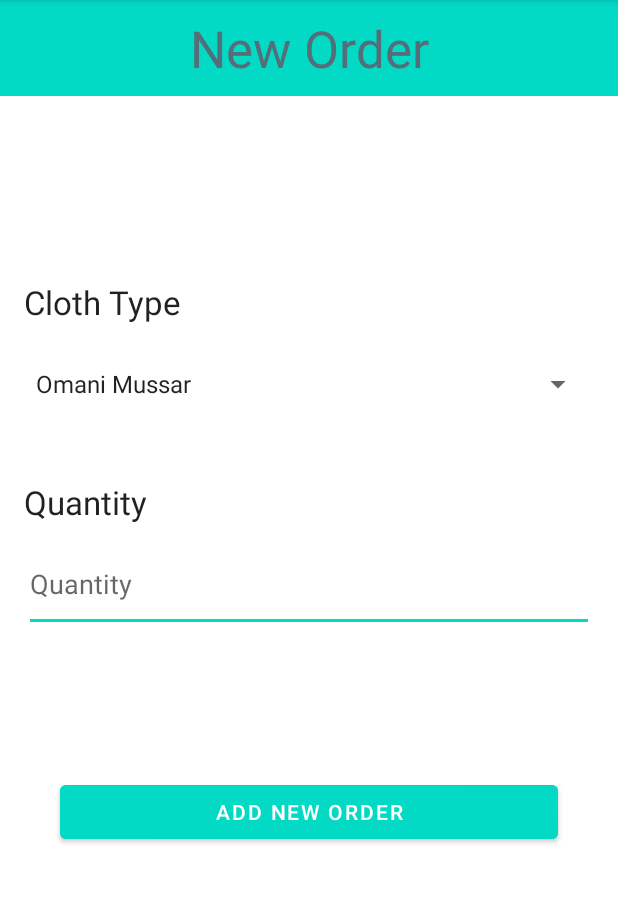
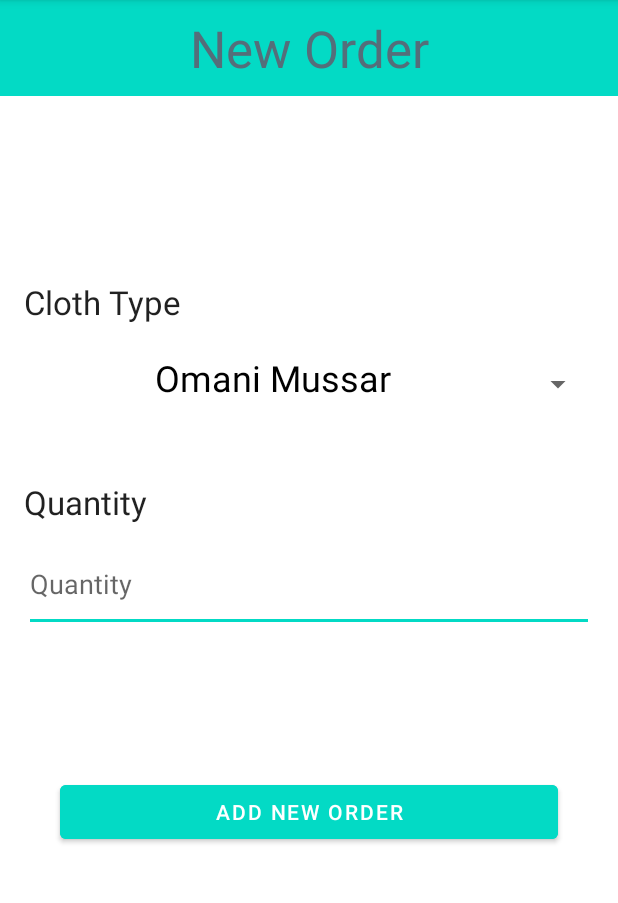
Before and after one commit to Ahmed9619/E-doobi, an Android app: the AddActivity screen opened directly, with no data from a screen before it, on a phone screen of 412 x 824 dp, the part 84-987 px from its top. Run offline under Robolectric (Android 15) with nearby library versions, the phone set to English and light mode, and no system bars; our stand-ins replace Firebase (no records; nobody signed in at launch, a user with empty details on screens opened directly).

Commit message:
# change spinner layout

```diff
--- a/app/src/main/java/com/ahmed/e_doobi/activities/AddActivity.java
+++ b/app/src/main/java/com/ahmed/e_doobi/activities/AddActivity.java
@@ -52,7 +52,7 @@ public class AddActivity extends AppCompatActivity {
 
 
         spClothType.setOnItemSelectedListener(onItemSelectedListener());
-        ArrayAdapter<String> adapter = new ArrayAdapter<>(this, android.R.layout.simple_spinner_item, mClothTypesArrayList);
+        ArrayAdapter<String> adapter = new ArrayAdapter<>(this, R.layout.list_item_spinner, mClothTypesArrayList);
         spClothType.setAdapter(adapter);
 
         Button btnAddNewOrder = findViewById(R.id.btnAddNewOrder);
@@ -127,7 +127,7 @@ public class AddActivity extends AppCompatActivity {
 
             } else {
                 // If sign in fails, display a message to the user.
-                Log.w(TAG_ORDER, "createUserWithEmail:failure", task.getException());
+                Log.w(TAG_ORDER, "Order Creation:failure", task.getException());
                 Toast.makeText(AddActivity.this, "Authentication failed.",
                         Toast.LENGTH_SHORT).show();
 
--- /dev/null
+++ b/app/src/main/res/layout/list_item_spinner.xml
@@ -0,0 +1,30 @@
+<?xml version="1.0" encoding="utf-8"?><!--
+/* //device/apps/common/assets/res/any/layout/simple_spinner_item.xml
+**
+** Copyright 2006, The Android Open Source Project
+**
+** Licensed under the Apache License, Version 2.0 (the "License");
+** you may not use this file except in compliance with the License.
+** You may obtain a copy of the License at
+**
+**     http://www.apache.org/licenses/LICENSE-2.0
+**
+** Unless required by applicable law or agreed to in writing, software
+** distributed under the License is distributed on an "AS IS" BASIS,
+** WITHOUT WARRANTIES OR CONDITIONS OF ANY KIND, either express or implied.
+** See the License for the specific language governing permissions and
+** limitations under the License.
+*/
+-->
+<TextView xmlns:android="http://schemas.android.com/apk/res/android"
+    android:id="@android:id/text1"
+    style="?android:attr/spinnerItemStyle"
+    android:layout_width="match_parent"
+    android:layout_height="wrap_content"
+    android:background="?android:attr/selectableItemBackground"
+    android:ellipsize="marquee"
+    android:paddingBottom="8dp"
+    android:singleLine="true"
+    android:textAlignment="center"
+    android:textColor="@color/black"
+    android:textSize="24sp" />
```
